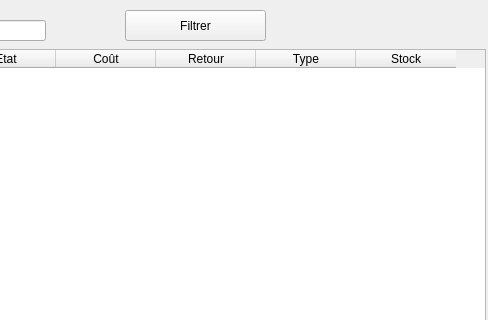
Qt form view/stockView.ui (GruberAdam/TPI-Sploks) before a commit; both pictures show x 655 to 1143 and y 0 to 320 of the 1143 by 542 pixel window.
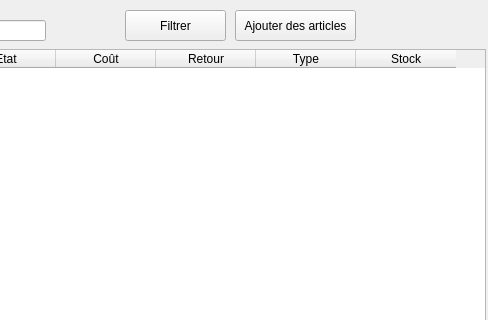
The same form after that commit.

Commit message: Ajouter un seul article fonctionnel

Patch:
```diff
--- a/view/stockView.ui
+++ b/view/stockView.ui
@@ -90,7 +90,7 @@
      <rect>
       <x>780</x>
       <y>10</y>
-      <width>141</width>
+      <width>101</width>
       <height>31</height>
      </rect>
     </property>
@@ -175,6 +175,19 @@
      <string>Filtrer par :</string>
     </property>
    </widget>
+   <widget class="QPushButton" name="btnAdd">
+    <property name="geometry">
+     <rect>
+      <x>890</x>
+      <y>10</y>
+      <width>121</width>
+      <height>31</height>
+     </rect>
+    </property>
+    <property name="text">
+     <string>Ajouter des articles</string>
+    </property>
+   </widget>
    <zorder>btnFiltrer</zorder>
    <zorder>tableStock</zorder>
    <zorder>textBrand</zorder>
```
Left out of the diff: 1 changed line with no effect on the pictures. The commit also changes 6 other files.
